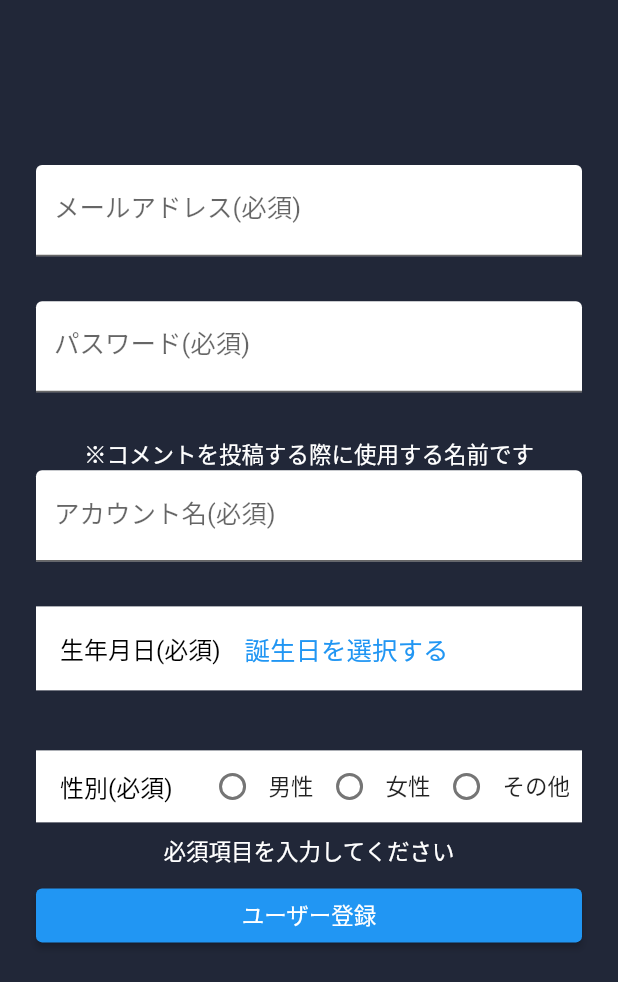
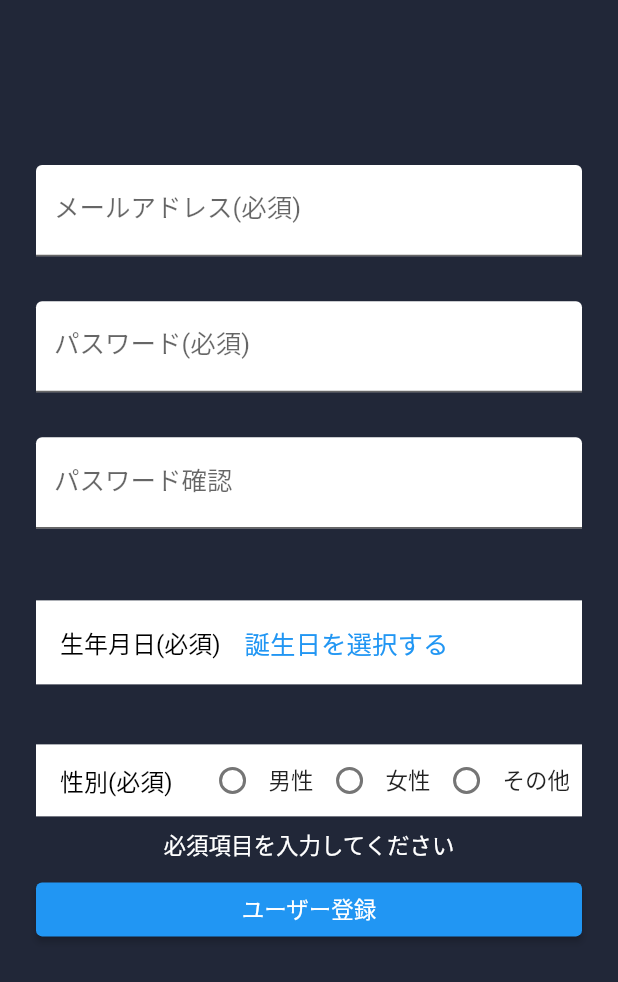
Before and after one commit to yuka0662/Tipsy, a Flutter app: the SigninPage screen opened directly, after a tap on "ユーザー登録", on a phone screen of 412 x 824 dp. Shown: the top 982 px of the screen. Run offline on Flutter 3.47's test engine with Material 2 defaults, Android fonts, the phone set to English and light mode, and no system bars; our stand-ins replace cached_network_image, cloud_firestore, firebase_auth, firebase_core; missing offline and left inert: dart:ffi; accounts and stored records are empty.

Commit message:
パスワードのバリデーションを追加しました

```diff
--- a/lib/signin.dart
+++ b/lib/signin.dart
@@ -4,6 +4,7 @@ import 'package:flutter/material.dart';
 import './main.dart';
 import './Color.dart';
 import 'package:intl/intl.dart';
+// import 'validatable.dart';
 
 class MyAuthPage extends StatefulWidget {
   @override
@@ -13,9 +14,11 @@ class MyAuthPage extends StatefulWidget {
 class _MyAuthPageState extends State<MyAuthPage> {
   // メッセージ表示用
   String infoText = '';
+  String notmatch = '';
   // 入力したメールアドレス・パスワード
   String email = '';
   String password = '';
+
 
   @override
   Widget build(BuildContext context) {
@@ -96,7 +99,6 @@ class _MyAuthPageState extends State<MyAuthPage> {
                                 .signInWithEmailAndPassword(
                                     email: this.email, password: this.password))
                             .user;
-
                         // ログインに成功した場合
                         // ホーム画面へ遷移
                         await Navigator.of(context).pushReplacement(
@@ -152,10 +154,13 @@ class SigninPage extends StatefulWidget {
 class _SigninPageState extends State<SigninPage> {
   // メッセージ表示用
   String infoText = '';
+  String notMatch = '';
   // 入力したメールアドレス・パスワード・アカウント名
   String email = '';
   String password = '';
-  String name = '';
+  String password_confirm = '';
+  var _password = TextEditingController();
+  var _password_confirm = TextEditingController();
   //誕生日表示用
   String bday = '';
 
@@ -213,11 +218,22 @@ class _SigninPageState extends State<SigninPage> {
                   child:
                       // パスワード入力
                       TextFormField(
+                        controller: _password,
+                        autovalidateMode: AutovalidateMode.onUserInteraction,
                         decoration: InputDecoration(
                         filled: true,
                         fillColor: Colors.white,
                         labelText: 'パスワード(必須)'),
                         obscureText: true,
+                        validator: (value) {
+                          if(value == null || value.isEmpty){
+                            return "パスワードを入力してください";
+                          }
+                          if(value.length <=8){
+                            return "8文字以上入力してください";
+                          }
+                          return null;
+                        },
                         onChanged: (String value) {
                           setState(() {
                             password = value;
@@ -229,24 +245,39 @@ class _SigninPageState extends State<SigninPage> {
                   padding: EdgeInsets.fromLTRB(0, 10, 0, 30),
                   child: Column(
                     children: <Widget>[
-                      Text(
-                        '※コメントを投稿する際に使用する名前です',
-                        style: TextStyle(color: Colors.white),
-                      ),
-                      // ニックネームの入力
+                      // Text(
+                      //   '※コメントを投稿する際に使用する名前です',
+                      //   style: TextStyle(color: Colors.white),
+                      // ),
+                      // パスワード確認の入力
                       TextFormField(
+                          controller: _password_confirm,
+                          autovalidateMode: AutovalidateMode.onUserInteraction,
+                          // controller: password_confirm,
                           decoration: InputDecoration(
                             filled: true,
                             fillColor: Colors.white,
-                            labelText: 'アカウント名(必須)'),
+                            labelText: 'パスワード確認'),
+                          obscureText: true,
+                          validator: (value){
+                            if(value != password){
+                              String Error_pass = "パスワードが一致しません";
+                              return Error_pass;
+                              // return Error;
+                            }
+                            return null;
+                          },
                           onChanged: (String value) {
                             setState(() {
-                            name = value;
+                              password_confirm = value;
                             });
                           },
                       ),
                     ],
                   ),
+                ),
+                Container(
+                  child: Text(notMatch,style: TextStyle(color: Colors.white),),
                 ),
                 Container(
                   decoration: BoxDecoration(color: Colors.white),
@@ -311,9 +342,11 @@ class _SigninPageState extends State<SigninPage> {
                     onPressed: () async {
                       if (email != '' &&
                           password != '' &&
-                          name != '' &&
+                          password_confirm != '' &&
                           _labelText != '' &&
-                          _type != '') {
+                          _type != '' &&
+                          password == password_confirm
+                        ) {
                         try {
                           // メール/パスワードでユーザー登録
                           final user = (await FirebaseAuth.instance
@@ -323,7 +356,7 @@ class _SigninPageState extends State<SigninPage> {
                               .user;
                           var data = {
                             'email': email,
-                            'nickname': name,
+                            'password_confirm': password_confirm,
                             'birthday': _labelText,
                             'gender': _type
                           };
```
Also changed, not shown: lib/Newpost.dart (+22 -17 lines), lib/RecipepostList.dart (+27 -30 lines), pubspec.lock. Lines whose indentation alone changed are shown as unchanged.
